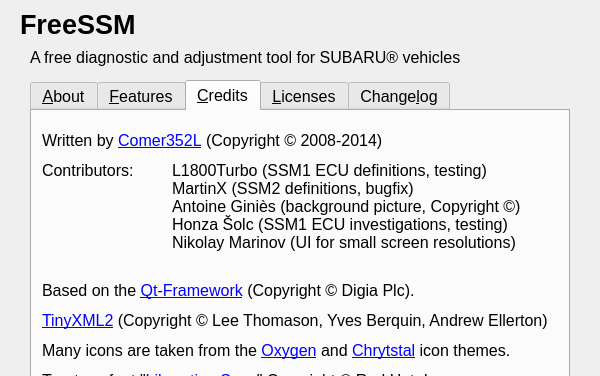
Old version of the form ui/About.ui in the repository Comer352L/FreeSSM; both pictures show x 0 to 600 and y 0 to 376 of the 600 by 545 pixel window.
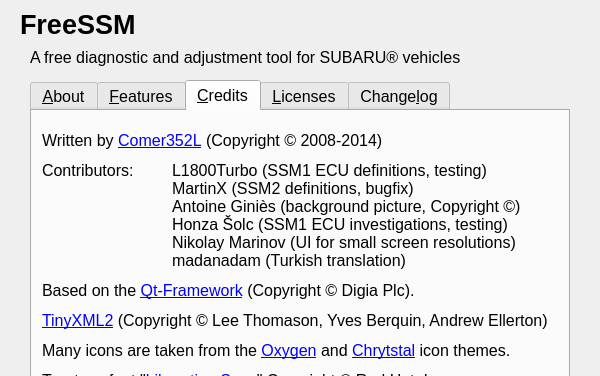
New version of the form. The open tabs and pages were chosen to show the change.

Commit message: Add credit line for Turkish language support to About.ui

The edit to the form file:
```diff
--- a/ui/About.ui
+++ b/ui/About.ui
@@ -609,11 +609,11 @@
        <x>140</x>
        <y>50</y>
        <width>370</width>
-       <height>100</height>
+       <height>111</height>
       </rect>
      </property>
      <property name="text">
-      <string>&lt;html&gt;&lt;head/&gt;&lt;body&gt;&lt;p&gt;L1800Turbo (SSM1 ECU definitions, testing)&lt;br/&gt;MartinX (SSM2 definitions, bugfix)&lt;br/&gt;Antoine Giniès (background picture, Copyright ©)&lt;br/&gt;Honza Šolc (SSM1 ECU investigations, testing)&lt;br/&gt;Nikolay Marinov (UI for small screen resolutions)&lt;/p&gt;&lt;/body&gt;&lt;/html&gt;</string>
+      <string>&lt;html&gt;&lt;head/&gt;&lt;body&gt;&lt;p&gt;L1800Turbo (SSM1 ECU definitions, testing)&lt;br/&gt;MartinX (SSM2 definitions, bugfix)&lt;br/&gt;Antoine Giniès (background picture, Copyright ©)&lt;br/&gt;Honza Šolc (SSM1 ECU investigations, testing)&lt;br/&gt;Nikolay Marinov (UI for small screen resolutions)&lt;br/&gt;madanadam (Turkish translation)&lt;/p&gt;&lt;/body&gt;&lt;/html&gt;</string>
      </property>
      <property name="alignment">
       <set>Qt::AlignLeading|Qt::AlignLeft|Qt::AlignTop</set>
```
